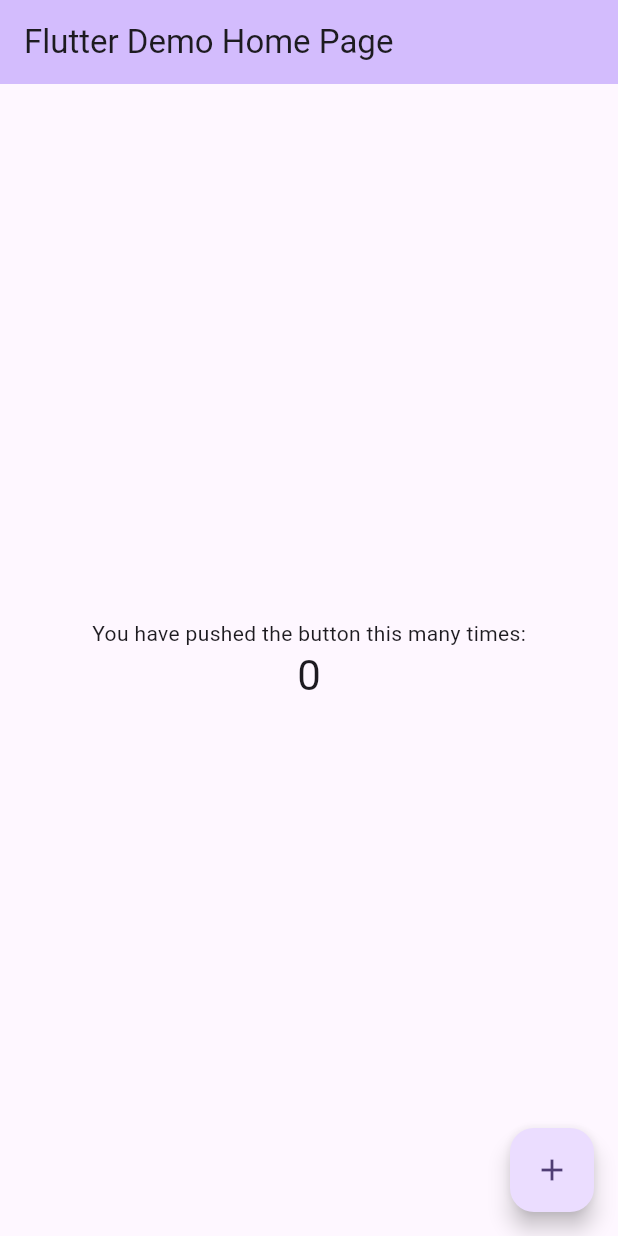
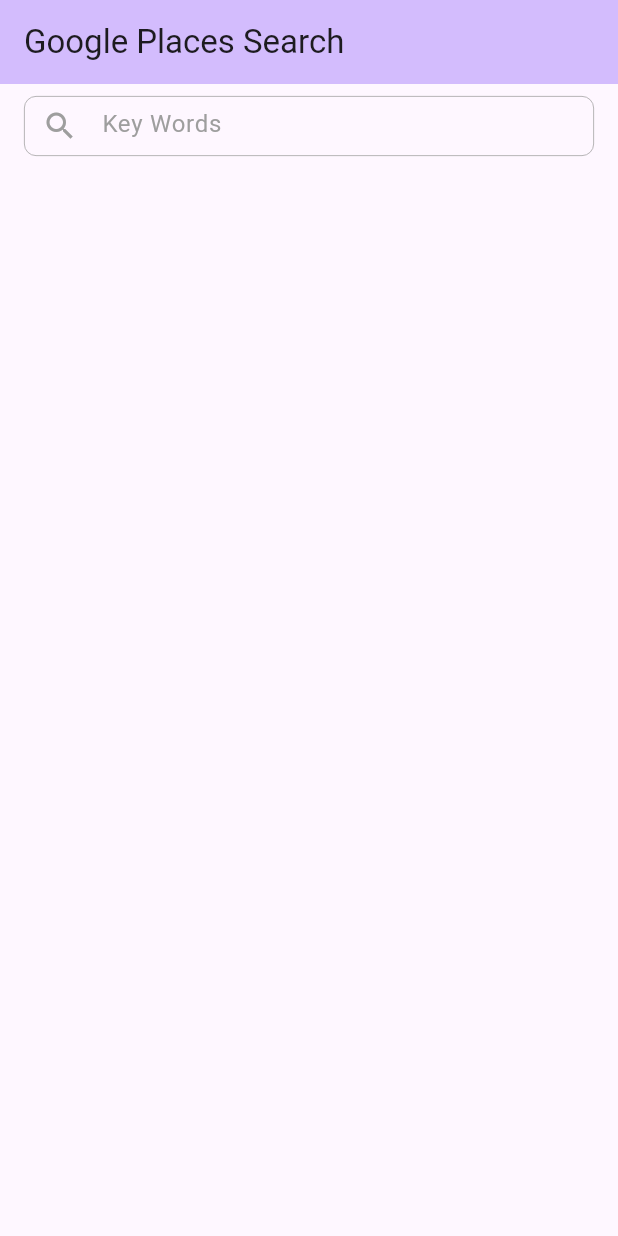
Before and after one commit to InnwaCommunity/Smart-Google-Place-Search, a Flutter app: the screen it shows after launch, on a phone screen of 412 x 824 dp. Run offline on Flutter 3.47's test engine with Material 3 defaults, Android fonts, the phone set to English and light mode, and no system bars.

Commit message:
search places

```diff
--- a/lib/main.dart
+++ b/lib/main.dart
@@ -1,4 +1,8 @@
+import 'package:customize_google_place_api/bloc/search_address_bloc.dart';
+import 'package:customize_google_place_api/provider/place_provider.dart';
+import 'package:customize_google_place_api/search_bar.dart';
 import 'package:flutter/material.dart';
+import 'package:provider/provider.dart';
 
 void main() {
   runApp(const MyApp());
@@ -7,46 +11,29 @@
 class MyApp extends StatelessWidget {
   const MyApp({super.key});
 
-  // This widget is the root of your application.
   @override
   Widget build(BuildContext context) {
-    return MaterialApp(
-      title: 'Flutter Demo',
+    return MultiProvider(
+        providers: [
+          ChangeNotifierProvider(
+            create: (_) => PlaceProvier(),
+            child: const MyHomePage(title: 'Google Places Search'),
+          ),
+        ],
+        child: MaterialApp(
+          debugShowCheckedModeBanner: false,
+          title: 'Places Search',
           theme: ThemeData(
-        // This is the theme of your application.
-        //
-        // TRY THIS: Try running your application with "flutter run". You'll see
-        // the application has a purple toolbar. Then, without quitting the app,
-        // try changing the seedColor in the colorScheme below to Colors.green
-        // and then invoke "hot reload" (save your changes or press the "hot
-        // reload" button in a Flutter-supported IDE, or press "r" if you used
-        // the command line to start the app).
-        //
-        // Notice that the counter didn't reset back to zero; the application
-        // state is not lost during the reload. To reset the state, use hot
-        // restart instead.
-        //
-        // This works for code too, not just values: Most code changes can be
-        // tested with just a hot reload.
             colorScheme: ColorScheme.fromSeed(seedColor: Colors.deepPurple),
             useMaterial3: true,
           ),
-      home: const MyHomePage(title: 'Flutter Demo Home Page'),
-    );
+          home: const MyHomePage(title: 'Google Places Search'),
+        ));
   }
 }
 
 class MyHomePage extends StatefulWidget {
   const MyHomePage({super.key, required this.title});
-
-  // This widget is the home page of your application. It is stateful, meaning
-  // that it has a State object (defined below) that contains fields that affect
-  // how it looks.
-
-  // This class is the configuration for the state. It holds the values (in this
-  // case the title) provided by the parent (in this case the App widget) and
-  // used by the build method of the State. Fields in a Widget subclass are
-  // always marked "final".
 
   final String title;
 
@@ -55,71 +42,83 @@
 }
 
 class _MyHomePageState extends State<MyHomePage> {
-  int _counter = 0;
-
-  void _incrementCounter() {
-    setState(() {
-      // This call to setState tells the Flutter framework that something has
-      // changed in this State, which causes it to rerun the build method below
-      // so that the display can reflect the updated values. If we changed
-      // _counter without calling setState(), then the build method would not be
-      // called again, and so nothing would appear to happen.
-      _counter++;
-    });
-  }
+  final TextEditingController placeController = TextEditingController();
+  final SearchPlaceListsBloc _searchBloc = SearchPlaceListsBloc();
 
   @override
   Widget build(BuildContext context) {
-    // This method is rerun every time setState is called, for instance as done
-    // by the _incrementCounter method above.
-    //
-    // The Flutter framework has been optimized to make rerunning build methods
-    // fast, so that you can just rebuild anything that needs updating rather
-    // than having to individually change instances of widgets.
     return Scaffold(
       appBar: AppBar(
-        // TRY THIS: Try changing the color here to a specific color (to
-        // Colors.amber, perhaps?) and trigger a hot reload to see the AppBar
-        // change color while the other colors stay the same.
         backgroundColor: Theme.of(context).colorScheme.inversePrimary,
-        // Here we take the value from the MyHomePage object that was created by
-        // the App.build method, and use it to set our appbar title.
         title: Text(widget.title),
       ),
-      body: Center(
-        // Center is a layout widget. It takes a single child and positions it
-        // in the middle of the parent.
-        child: Column(
-          // Column is also a layout widget. It takes a list of children and
-          // arranges them vertically. By default, it sizes itself to fit its
-          // children horizontally, and tries to be as tall as its parent.
-          //
-          // Column has various properties to control how it sizes itself and
-          // how it positions its children. Here we use mainAxisAlignment to
-          // center the children vertically; the main axis here is the vertical
-          // axis because Columns are vertical (the cross axis would be
-          // horizontal).
-          //
-          // TRY THIS: Invoke "debug painting" (choose the "Toggle Debug Paint"
-          // action in the IDE, or press "p" in the console), to see the
-          // wireframe for each widget.
-          mainAxisAlignment: MainAxisAlignment.center,
-          children: <Widget>[
-            const Text(
-              'You have pushed the button this many times:',
+      body: Consumer<PlaceProvier>(builder: (consumerContext, model, child) {
+        return Column(
+          crossAxisAlignment: CrossAxisAlignment.start,
+          children: [searchBar(context, _searchBloc, placeController)],
+        );
+      }),
+    );
+  }
+
+  Widget searchBar(BuildContext context, SearchPlaceListsBloc searchBloc,
+      TextEditingController searchController) {
+    return Container(
+      padding: const EdgeInsets.symmetric(horizontal: 16.0, vertical: 8.0),
+      child: Stack(
+        children: [
+          Row(
+            children: [
+              Expanded(
+                child: SizedBox(
+                  height: 40,
+                  child: TextFormField(
+                    scrollPadding: EdgeInsets.zero,
+                    controller: searchController,
+                    onChanged: (text) async {
+                      if (text != "") {
+                        searchBloc.updateSuggestions(text);
+                      } else {
+                        searchBloc.resetSuggestions();
+                      }
+                    },
+                    decoration: InputDecoration(
+                      contentPadding: const EdgeInsets.symmetric(
+                          vertical: 10, horizontal: 15),
+                      prefixIcon: const Icon(
+                        Icons.search,
+                        color: Colors.grey,
                       ),
-            Text(
-              '$_counter',
-              style: Theme.of(context).textTheme.headlineMedium,
+                      hintText: 'Key Words',
+                      labelStyle: const TextStyle(color: Colors.black),
+                      hintStyle: const TextStyle(color: Colors.grey),
+                      enabledBorder: OutlineInputBorder(
+                          borderRadius: BorderRadius.circular(8.0),
+                          borderSide:
+                              const BorderSide(width: 0.5, color: Colors.grey)),
+                      border: OutlineInputBorder(
+                          borderRadius: BorderRadius.circular(8.0),
+                          borderSide:
+                              const BorderSide(width: 0.5, color: Colors.grey)),
+                    ),
+                  ),
+                ),
               ),
             ],
           ),
+          Positioned(
+            top: 0,
+            left: 0,
+            right: 0,
+            child: SearchSuggestionsOverlay(
+              suggestionsStream: searchBloc.suggestionsStream,
+              onItemSelected: (String selectedText, String selectedRiderID) {
+                searchController.text = selectedText;
+              },
             ),
-      floatingActionButton: FloatingActionButton(
-        onPressed: _incrementCounter,
-        tooltip: 'Increment',
-        child: const Icon(Icons.add),
-      ), // This trailing comma makes auto-formatting nicer for build methods.
+          ),
+        ],
+      ),
     );
   }
 }
--- a/pubspec.yaml
+++ b/pubspec.yaml
@@ -35,6 +35,9 @@
   # The following adds the Cupertino Icons font to your application.
   # Use with the CupertinoIcons class for iOS style icons.
   cupertino_icons: ^1.0.6
+  provider: ^6.1.2
+  http: ^1.2.1
+  uuid: ^4.3.3
 
 dev_dependencies:
   flutter_test:
```
Also changed, not shown: lib/bloc/search_address_bloc.dart (added, +120 -0 lines), lib/entity/suggestion.dart (added, +20 -0 lines), lib/provider/place_provider.dart (added, +92 -0 lines), lib/search_bar.dart (added, +139 -0 lines), lib/widget/decoration.dart (added, +39 -0 lines), pubspec.lock, 2 other files. Lines whose indentation alone changed are shown as unchanged.
